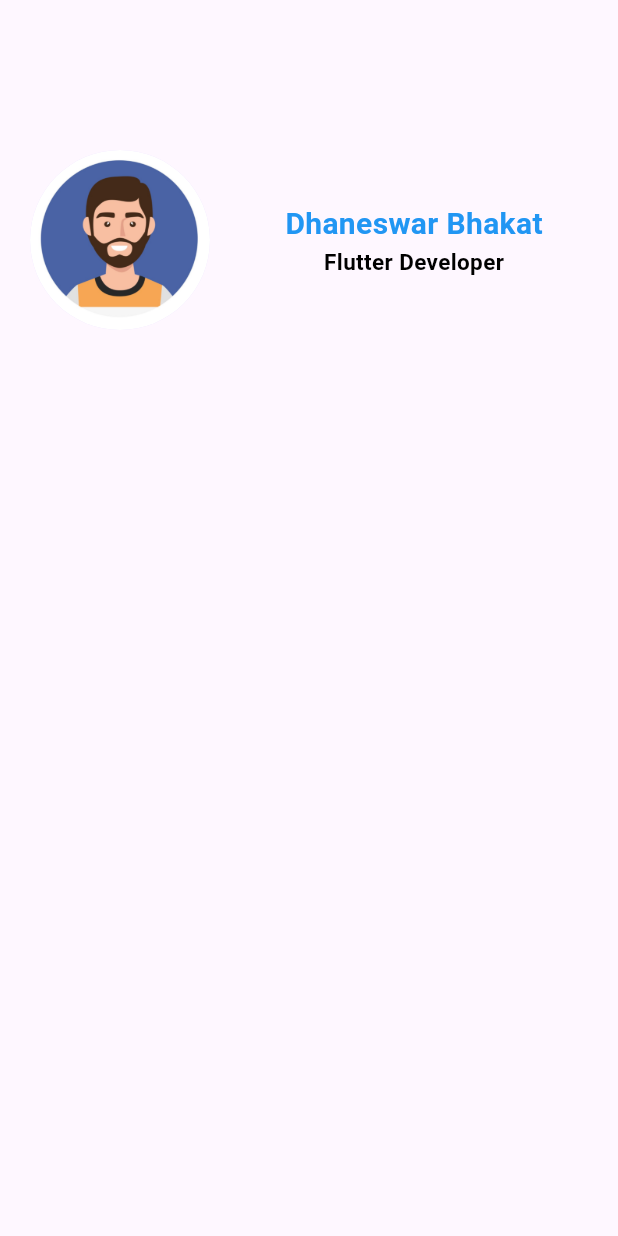
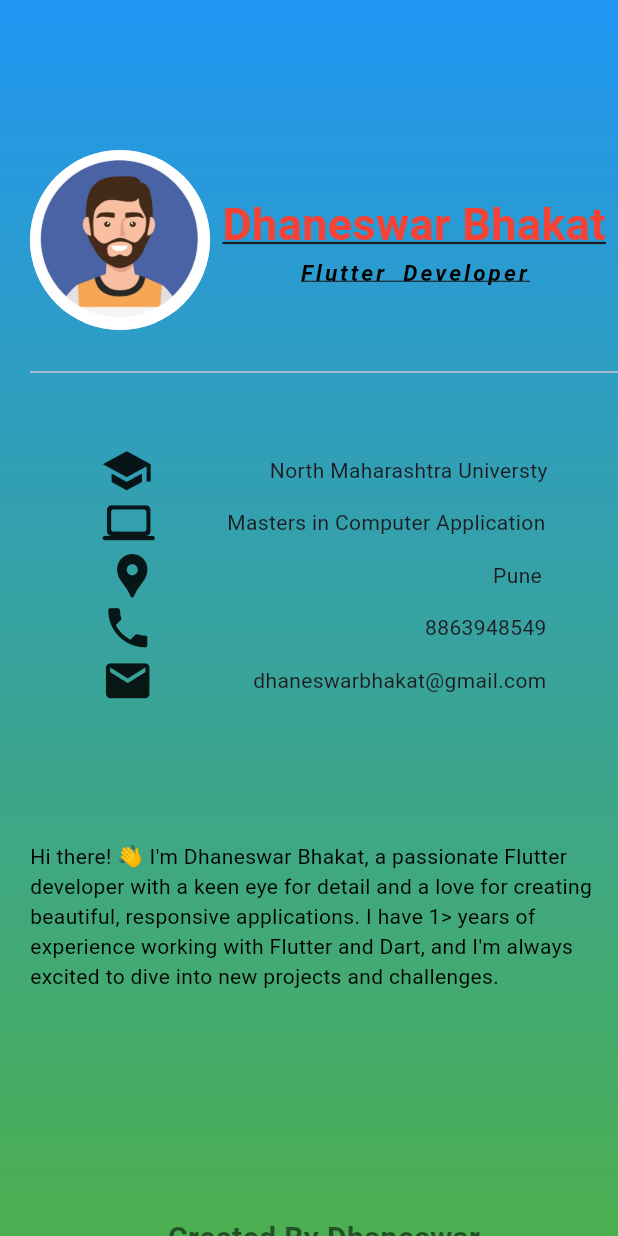
Before and after one commit to DhaneswarBhakat/my_portfolio_app, a Flutter app: the screen it shows after launch, on a phone screen of 412 x 824 dp. Run offline on Flutter 3.47's test engine with Material 3 defaults, Android fonts, the phone set to English and light mode, and no system bars.

Commit message:
first commit

```diff
--- a/lib/main.dart
+++ b/lib/main.dart
@@ -20,11 +20,11 @@
           end: Alignment.bottomCenter,
         ),
       ),
-      child: Scaffold(
+      child: const Scaffold(
+        backgroundColor: Colors.transparent,
         body: Padding(
-          padding: const EdgeInsets.only(top: 100.0, left: 20),
-          child: Column(
-            children: <Widget>[
+          padding: EdgeInsets.only(top: 100.0, left: 20),
+          child: Column(children: <Widget>[
             Row(
               children: <Widget>[
                 CircleAvatar(
@@ -32,34 +32,103 @@
                   backgroundImage: AssetImage('assets/avatar.jpg'),
                 ),
                 Expanded(
-                    child: Column(
-                      children: <Widget>[
+                  child: Column(children: <Widget>[
                     Text(
                       "Dhaneswar Bhakat",
                       style: TextStyle(
-                              fontSize: 20,
-                              color: Colors.blue,
-                              fontWeight: FontWeight.bold),
+                        fontSize: 30,
+                        color: Colors.red,
+                        fontWeight: FontWeight.bold,
+                        decoration: TextDecoration.underline,
+                      ),
                     ),
                     Text(
                       "Flutter Developer",
                       style: TextStyle(
                         fontSize: 15,
                         color: Colors.black,
-                              fontWeight: FontWeight.bold),
+                        fontWeight: FontWeight.bold,
+                        decoration: TextDecoration.underline,
+                        fontStyle: FontStyle.italic,
+                        letterSpacing: 2.0,
+                        wordSpacing: 5.0,
                       ),
+                    ),
+                  ]),
+                )
               ],
             ),
+            SizedBox(height: 20),
+            Divider(),
+            Padding(
+              padding: EdgeInsets.all(40.0),
+              child: Column(
+                children: <Widget>[
+                  Row(
+                    mainAxisAlignment: MainAxisAlignment.spaceAround,
+                    children: <Widget>[
+                      Icon(
+                        Icons.school,
+                        size: 35,
                       ),
-                  // Column(children: <Widget>[
-                  //   Text("Name"),
-                  //   Text("Designation"),
-                  // ])
+                      SizedBox(width: 50),
+                      Text("North Maharashtra Universty")
+                    ],
+                  ),
+                  Row(
+                    mainAxisAlignment: MainAxisAlignment.center,
+                    children: <Widget>[
+                      Icon(Icons.computer_rounded, size: 35),
+                      SizedBox(width: 48),
+                      Text("Masters in Computer Application")
+                    ],
+                  ),
+                  Row(
+                    mainAxisAlignment: MainAxisAlignment.spaceAround,
+                    children: <Widget>[
+                      Icon(Icons.location_pin, size: 35),
+                      SizedBox(width: 180),
+                      Text("Pune")
+                    ],
+                  ),
+                  Row(
+                    mainAxisAlignment: MainAxisAlignment.spaceAround,
+                    children: <Widget>[
+                      Icon(
+                        Icons.phone,
+                        size: 35,
+                      ),
+                      SizedBox(width: 150),
+                      Text("8863948549")
+                    ],
+                  ),
+                  Row(
+                    mainAxisAlignment: MainAxisAlignment.spaceAround,
+                    children: <Widget>[
+                      Icon(Icons.email, size: 35),
+                      SizedBox(width: 35),
+                      Text("dhaneswarbhakat@gmail.com")
                     ],
                   ),
                 ],
               ),
             ),
+            SizedBox(height: 50),
+            Text(
+                "Hi there! 👋 I'm Dhaneswar Bhakat, a passionate Flutter developer with a keen eye for detail and a love for creating beautiful, responsive applications. I have 1> years of experience working with Flutter and Dart, and I'm always excited to dive into new projects and challenges.",
+                style: TextStyle(
+                  color: Colors.black,
+                )),
+            SizedBox(height: 150),
+            Text(
+              "Created By Dhaneswar",
+              style: TextStyle(
+                  fontSize: 20,
+                  color: Colors.black54,
+                  fontWeight: FontWeight.bold),
+            ),
+          ]),
+        ),
       ),
     );
   }
```
Lines whose indentation alone changed are shown as unchanged.
